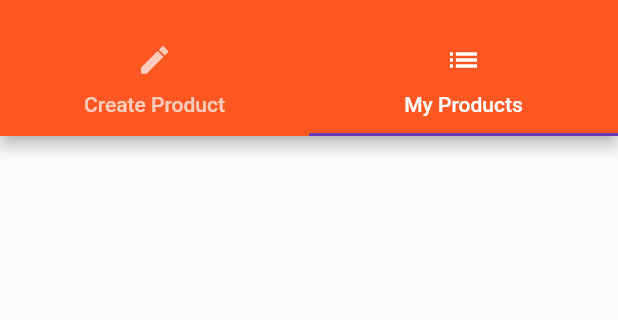
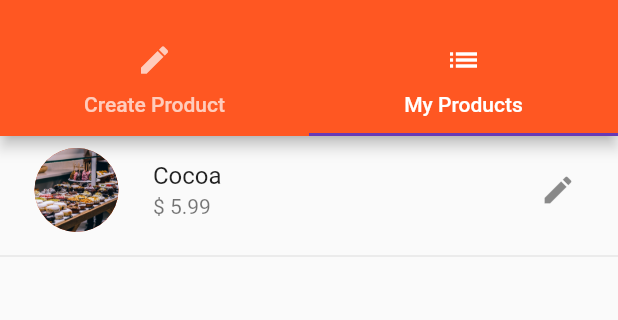
Before and after one commit to mykhailohasiuk/flutter-test-app, a Flutter app: the ProductsAdminPage screen opened by its route, tab 2 chosen, on a phone screen of 412 x 824 dp, the part 59-379 px from its top. Run offline on Flutter 3.47's test engine with Material 2 defaults, Android fonts, the phone set to English and light mode, and no system bars.

Commit message:
deleting on swipe functionality added. Product model created. general refactoring and optimization performed

```diff
--- a/lib/main.dart
+++ b/lib/main.dart
@@ -4,6 +4,7 @@ import './pages/auth.dart';
 import './pages/products_admin.dart';
 import './pages/products.dart';
 import './pages/product.dart';
+import './models/product.dart';
 
 void main() => runApp(MyApp());
 
@@ -16,9 +17,15 @@ class MyApp extends StatefulWidget {
 }
 
 class _MyAppState extends State<MyApp> {
-  List<Map<String, dynamic>> _products = [];
+  List<Product> _products = [
+    Product(
+        title: 'Cocoa',
+        description: 'This is cocoa. you know what it is like, don\'t ya',
+        price: 5.99,
+        image: 'assets/food.jpg')
+  ];
 
-  void _addProduct(Map<String, dynamic> product) {
+  void _addProduct(Product product) {
     setState(() {
       _products.add(product);
     });
@@ -30,8 +37,8 @@ class _MyAppState extends State<MyApp> {
     });
   }
 
-  void _updateProduct(int index, Map<String, dynamic> product){
-    setState((){
+  void _updateProduct(int index, Product product) {
+    setState(() {
       _products[index] = product;
     });
   }
@@ -42,14 +49,13 @@ class _MyAppState extends State<MyApp> {
       theme: ThemeData(
         primarySwatch: Colors.deepOrange,
         accentColor: Colors.deepPurple,
-
       ),
       //home: AuthPage(),
       routes: {
         '/': (BuildContext context) => AuthPage(),
         '/products': (BuildContext context) => ProductsPage(_products),
-        '/admin': (BuildContext context) =>
-            ProductsAdminPage(_addProduct, _updateProduct,_deleteProduct, _products)
+        '/admin': (BuildContext context) => ProductsAdminPage(
+            _addProduct, _updateProduct, _deleteProduct, _products)
       },
       onGenerateRoute: (RouteSettings settings) {
         final List<String> pathElements = settings.name.split('/');
@@ -60,10 +66,10 @@ class _MyAppState extends State<MyApp> {
           final int index = int.parse(pathElements[2]);
           return MaterialPageRoute<bool>(
             builder: (BuildContext context) => ProductPage(
-                _products[index]['title'],
-                _products[index]['image'],
-                _products[index]['price'],
-                _products[index]['description']),
+                _products[index].title,
+                _products[index].image,
+                _products[index].price,
+                _products[index].description),
           );
         }
 
--- /dev/null
+++ b/lib/models/product.dart
@@ -0,0 +1,14 @@
+import 'package:flutter/material.dart';
+
+class Product {
+  final String title;
+  final double price;
+  final String description;
+  final String image;
+
+  Product(
+      {@required this.title,
+      @required this.description,
+      @required this.price,
+      @required this.image});
+}
--- a/lib/pages/product_list.dart
+++ b/lib/pages/product_list.dart
@@ -1,30 +1,65 @@
 import 'package:flutter/material.dart';
+import '../models/product.dart';
 
 import './product_edit.dart';
 
 class ProductListPage extends StatelessWidget {
   final Function updateProduct;
-  final List<Map<String, dynamic>> products;
+  final Function deleteProduct;
 
-  ProductListPage(this.products, this.updateProduct);
+  final List<Product> products;
+
+  ProductListPage(this.products, this.updateProduct, this.deleteProduct);
 
   @override
   Widget build(BuildContext context) {
     return ListView.builder(
       itemBuilder: (BuildContext context, int index) {
-        return ListTile(
-          leading: Container(
-            width: 70.00,
-            height: 70.00,
-            decoration: BoxDecoration(
-              borderRadius: BorderRadius.circular(5.00),
-              image: DecorationImage(
-                  image: ExactAssetImage(products[index]['image']),
-                  fit: BoxFit.cover),
+        return Dismissible(
+          background: Container(
+            color: Colors.redAccent,
+            child: Center(
+              child: Text(
+                'DELETE ITEM',
+                style: TextStyle(
+                    color: Colors.white.withOpacity(0.8),
+                    fontWeight: FontWeight.bold,
+                    fontStyle: FontStyle.italic,
+                    fontFamily: 'Oswald',
+                    letterSpacing: 4.00,
+                    fontSize: 23.0),
               ),
             ),
-          title: Text(products[index]['title']),
-          trailing: IconButton(
+          ),
+          direction: DismissDirection.endToStart,
+          onDismissed: (DismissDirection direction) {
+            if (direction == DismissDirection.endToStart) {
+              deleteProduct(index);
+            }
+          },
+          key: Key(index.toString() + products[index].title),
+          child: Column(
+            children: <Widget>[
+              ListTile(
+                leading: CircleAvatar(
+                  radius: 35.0,
+                  backgroundImage: AssetImage(products[index].image),
+                ),
+                title: Text(products[index].title),
+                subtitle: Text('\$ ${products[index].price}'),
+                trailing: _buildEditButton(context, index),
+              ),
+              Divider()
+            ],
+          ),
+        );
+      },
+      itemCount: products.length,
+    );
+  }
+
+  Widget _buildEditButton(BuildContext context, int index) {
+    return IconButton(
         icon: Icon(Icons.edit),
         onPressed: () {
           Navigator
@@ -36,10 +71,6 @@ class ProductListPage extends StatelessWidget {
               productIndex: index,
             );
           }));
-              }),
-        );
-      },
-      itemCount: products.length,
-    );
+        });
   }
 }
--- a/lib/pages/products.dart
+++ b/lib/pages/products.dart
@@ -1,9 +1,10 @@
 import 'package:flutter/material.dart';
 
 import '../widgets/products/products.dart';
+import '../models/product.dart';
 
 class ProductsPage extends StatelessWidget {
-  final List<Map<String, dynamic>> products;
+  final List<Product> products;
 
   ProductsPage(this.products);
 
--- a/lib/pages/products_admin.dart
+++ b/lib/pages/products_admin.dart
@@ -1,4 +1,5 @@
 import 'package:flutter/material.dart';
+import '../models/product.dart';
 import './product_edit.dart';
 import './product_list.dart';
 
@@ -7,7 +8,7 @@ class ProductsAdminPage extends StatelessWidget {
   final Function deleteProduct;
   final Function updateProduct;
 
-  final List<Map<String, dynamic>> products;
+  final List<Product> products;
 
   ProductsAdminPage(
       this.addProduct, this.updateProduct, this.deleteProduct, this.products);
@@ -25,7 +26,7 @@ class ProductsAdminPage extends StatelessWidget {
         body: TabBarView(
           children: <Widget>[
             ProductEditPage(addProduct: addProduct),
-            ProductListPage(products, updateProduct)
+            ProductListPage(products, updateProduct, deleteProduct)
           ],
         ),
       ),
--- a/lib/widgets/products/products.dart
+++ b/lib/widgets/products/products.dart
@@ -1,9 +1,11 @@
 import 'package:flutter/material.dart';
+import '../../models/product.dart';
 
 import './product_card.dart';
 
+
 class Products extends StatelessWidget {
-  final List<Map<String, dynamic>> products;
+  final List<Product> products;
 
   Products(this.products);
 
--- a/pubspec.yaml
+++ b/pubspec.yaml
@@ -8,6 +8,7 @@ dependencies:
   # The following adds the Cupertino Icons font to your application.
   # Use with the CupertinoIcons class for iOS style icons.
   cupertino_icons: ^0.1.2
+  scoped_model: "^0.2.0"
 
 dev_dependencies:
   flutter_test:
```
Also changed, not shown: lib/pages/auth.dart (+7 -5 lines), lib/pages/product_edit.dart (+27 -18 lines), lib/widgets/products/product_card.dart (+6 -4 lines), pubspec.lock. Lines whose indentation alone changed are shown as unchanged.
